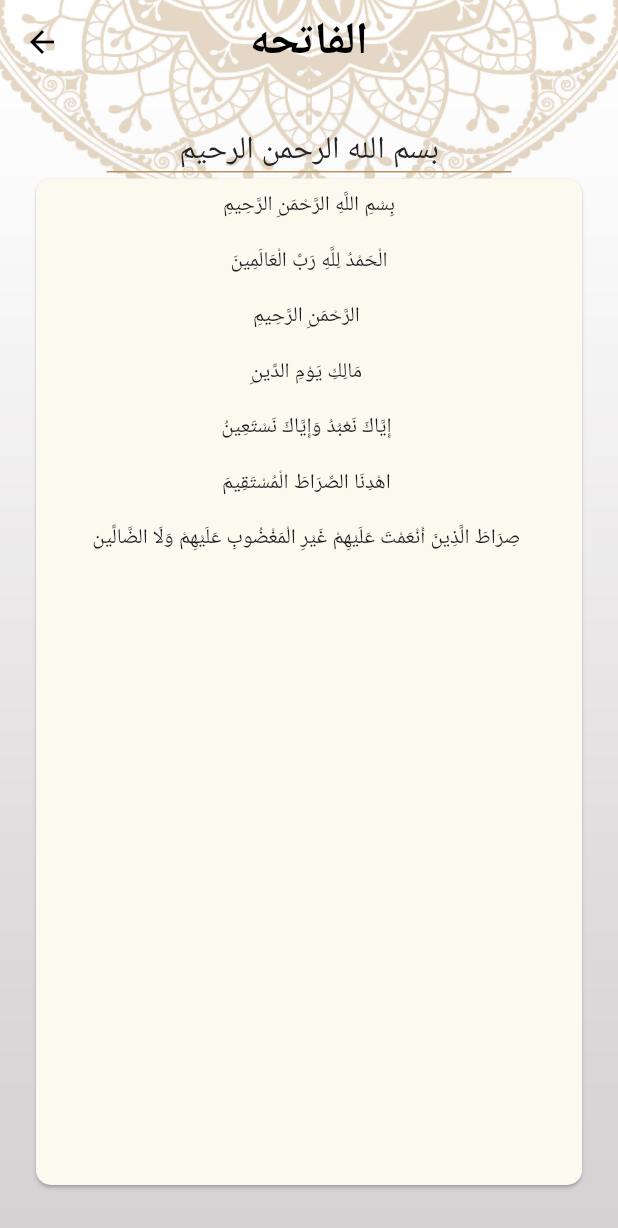
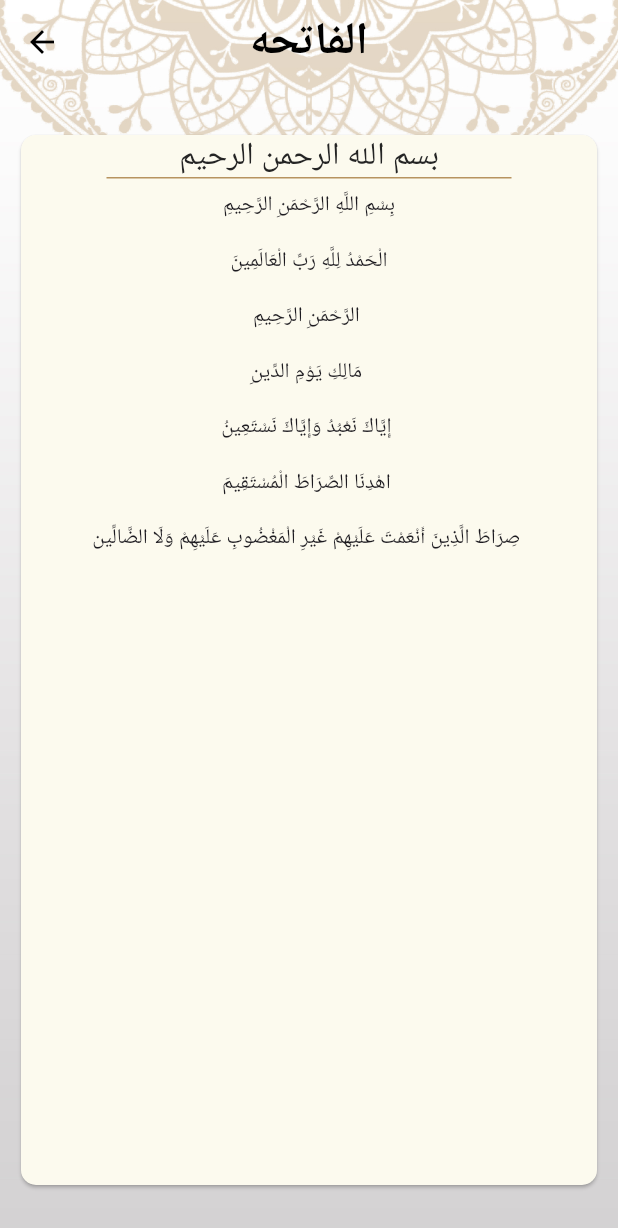
Before and after one commit to ShrookGamal/islamy-app, a Flutter app: the screen it shows after launch, after a tap on "الفاتحه", on a phone screen of 412 x 824 dp. Shown: the top 1228 px of the screen. Run offline on Flutter 3.47's test engine with Material 3 defaults, Android fonts, the phone set to English and light mode, and no system bars.

```diff
--- a/lib/core/routes_manager.dart
+++ b/lib/core/routes_manager.dart
@@ -2,4 +2,5 @@ class RoutesManager {
   static const String homeRoute = '/home';
   static const String splashRoute = '/splash';
   static const String quranDetailsRoute = '/quranDetails';
+  static const String hadithDetailsRoute = '/hadithDetails';
 }
--- a/lib/my_app/my_app.dart
+++ b/lib/my_app/my_app.dart
@@ -1,9 +1,10 @@
-import 'package:flutter/cupertino.dart';
 import 'package:flutter/material.dart';
 import 'package:flutter_projects/core/routes_manager.dart';
 import 'package:flutter_projects/presentation/screens/home/quran_details_screen/quran_details.dart';
 import 'package:flutter_projects/presentation/screens/splash/splash_screen.dart';
+
 import '../config/theme/my_theme.dart';
+import '../presentation/screens/home/hadith_details_screen/hadith_details.dart';
 import '../presentation/screens/home/home_screen.dart';
 
 class MyApp extends StatelessWidget {
@@ -21,6 +22,7 @@ class MyApp extends StatelessWidget {
         RoutesManager.splashRoute: (context) => const SplashScreen(),
         RoutesManager.homeRoute: (context) => HomeScreen(),
         RoutesManager.quranDetailsRoute: (context) => QuranDetails(),
+        RoutesManager.hadithDetailsRoute: (context) => HadithDetails(),
       },
       /*onGenerateRoute: (RouteSettings settings)
       {
--- a/lib/presentation/screens/home/quran_details_screen/quran_details.dart
+++ b/lib/presentation/screens/home/quran_details_screen/quran_details.dart
@@ -30,8 +30,9 @@ class _QuranDetailsState extends State<QuranDetails> {
             title: Text(suraItem.suraName),
           ),
           body: Padding(
-            padding: const EdgeInsets.symmetric(vertical: 30, horizontal: 20),
-            child: Column(
+            padding: const EdgeInsets.symmetric(vertical: 30, horizontal: 10),
+            child: Card(
+                child: Column(
               children: [
                 Text(StringsManager.suraHeader,
                     style: Theme.of(context).textTheme.headlineMedium),
@@ -41,28 +42,25 @@ class _QuranDetailsState extends State<QuranDetails> {
                   color: Theme.of(context).dividerColor,
                 ),
                 Expanded(
-                  child: Card(
-                      shape: Theme.of(context).cardTheme.shape,
-                      color: Theme.of(context).cardTheme.color,
+                  child: ListView.builder(
+                    itemBuilder: (context, index) => Padding(
+                                padding: const EdgeInsets.all(8.0),
                       child: verses.isEmpty
                           ? Center(
                               child: CircularProgressIndicator(
                               color: Theme.of(context).dividerColor,
                             ))
-                          : ListView.builder(
-                              itemBuilder: (context, index) => Padding(
-                                padding: const EdgeInsets.all(8.0),
-                                child: Text(
-                                  verses[index],
+                          : Text(
+                              verses[index],
                                   textAlign: TextAlign.center,
                                   textDirection: TextDirection.rtl,
                                 ),
                               ),
                               itemCount: verses.length,
-                            )),
+                  ),
                 ),
               ],
-            ),
+            )),
           ),
         )
       ],
--- a/lib/presentation/screens/home/tabs/quran_tab/quran_tab.dart
+++ b/lib/presentation/screens/home/tabs/quran_tab/quran_tab.dart
@@ -1,5 +1,4 @@
 import 'package:flutter/material.dart';
-import 'package:flutter_projects/core/colors_manager.dart';
 import 'package:flutter_projects/presentation/screens/home/tabs/quran_tab/widgets/quran_header_widget.dart';
 import 'package:flutter_projects/presentation/screens/home/tabs/quran_tab/widgets/sura_name_widget.dart';
 
@@ -249,17 +248,12 @@ class QuranTab extends StatelessWidget {
           QuranHeaderWidget(),
           Expanded(
             flex: 2,
-            child: ListView.separated(
+            child: ListView.builder(
                 itemBuilder: (context, index) => SuraNameWidget(
                       suraItem: SuraItem(
                           suraName: suraNames[index],
                           versesNumber: versesNumber[index].toString(),
                           index: index),
-                    ),
-                separatorBuilder: (context, index) => Container(
-                      color: ColorsManager.goldColor,
-                      width: double.infinity,
-                      height: 2,
                     ),
                 itemCount: suraNames.length),
           )
```
Also changed, not shown: lib/presentation/screens/home/hadith_details_screen/hadith_details.dart (added, +52 -0 lines), lib/presentation/screens/home/tabs/hadith_tab/widgets/hadith_title_widget.dart (+8 -1 lines).
